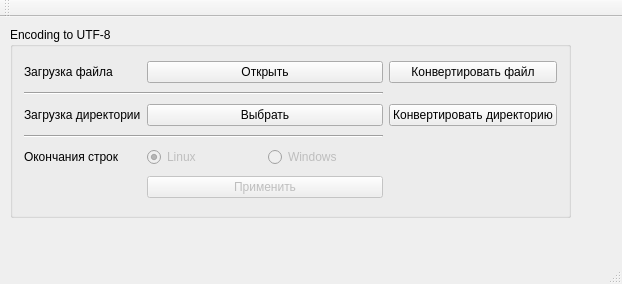
Old version of the form mainwindow.ui in the repository leonneon89/CodingTextFiles.
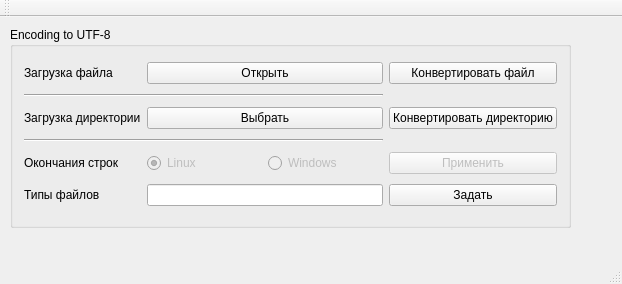
New version of the form.

Commit message: Add support different types of files

```diff
--- a/mainwindow.ui
+++ b/mainwindow.ui
@@ -20,7 +20,7 @@
       <x>10</x>
       <y>10</y>
       <width>561</width>
-      <height>191</height>
+      <height>201</height>
      </rect>
     </property>
     <property name="title">
@@ -80,16 +80,6 @@
          </property>
         </widget>
        </item>
-       <item row="5" column="1" colspan="2">
-        <widget class="QPushButton" name="pushButton">
-         <property name="enabled">
-          <bool>false</bool>
-         </property>
-         <property name="text">
-          <string>Применить</string>
-         </property>
-        </widget>
-       </item>
        <item row="2" column="1" colspan="2">
         <widget class="QPushButton" name="openDirectory_pushButton">
          <property name="text">
@@ -125,6 +115,33 @@
          </property>
         </widget>
        </item>
+       <item row="6" column="0">
+        <widget class="QLabel" name="label_4">
+         <property name="text">
+          <string>Типы файлов</string>
+         </property>
+        </widget>
+       </item>
+       <item row="6" column="1" colspan="2">
+        <widget class="QLineEdit" name="fileTypes_lineEdit"/>
+       </item>
+       <item row="6" column="3">
+        <widget class="QPushButton" name="inputFileTypes_pushButton">
+         <property name="text">
+          <string>Задать</string>
+         </property>
+        </widget>
+       </item>
+       <item row="4" column="3">
+        <widget class="QPushButton" name="pushButton">
+         <property name="enabled">
+          <bool>false</bool>
+         </property>
+         <property name="text">
+          <string>Применить</string>
+         </property>
+        </widget>
+       </item>
       </layout>
      </item>
     </layout>
```
The commit also changes 9 other files.
